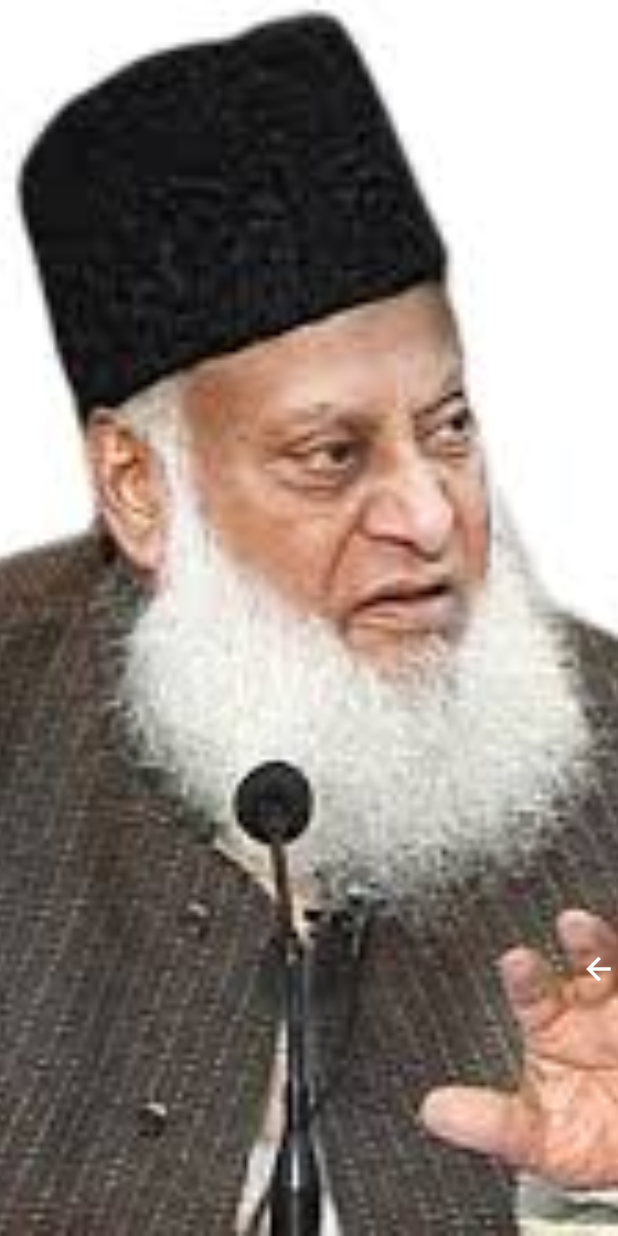
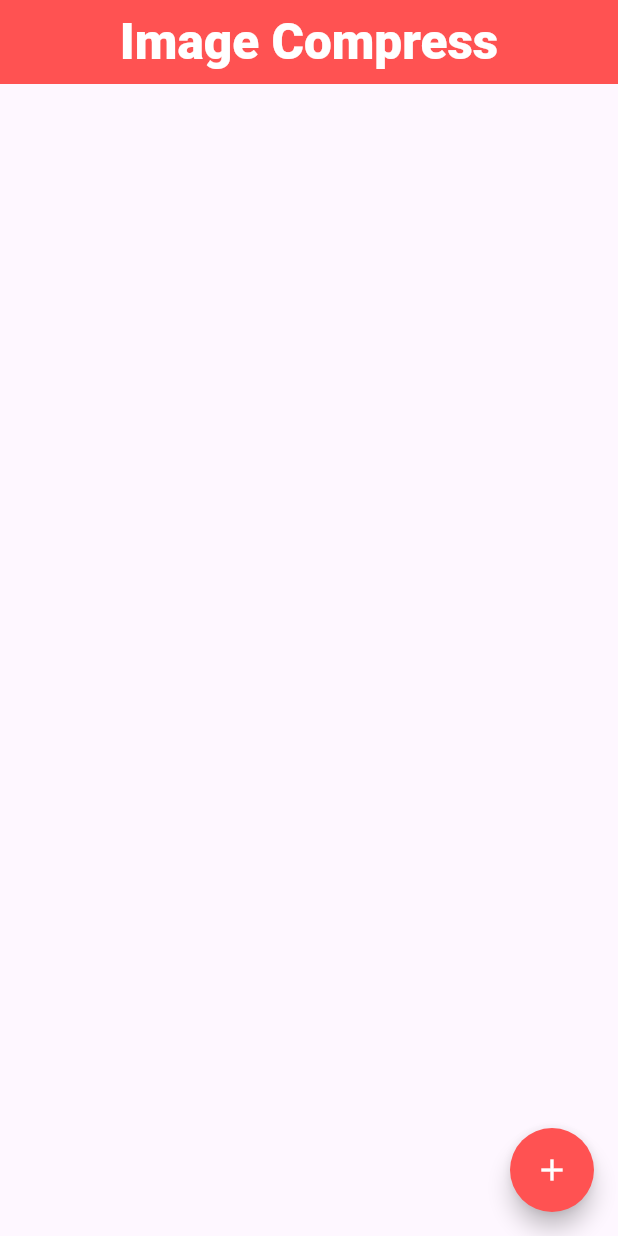
Before and after one commit to arbabhussain7/Flutter-_Widgets-, a Flutter app: the screen it shows after launch, on a phone screen of 412 x 824 dp. Run offline on Flutter 3.47's test engine with Material 3 defaults, Android fonts, the phone set to English and light mode, and no system bars; drawn by our look-alikes of liquid_swipe; our stand-ins replace connectivity_plus, flutter_image_compress, image_picker, shared_preferences; key blocks and very long unbroken strings in the code were emptied for the run.

Commit message:
Concept of Compress Image

```diff
--- /dev/null
+++ b/lib/compressImg/compress_img_widgets.dart
@@ -0,0 +1,90 @@
+import 'dart:io';
+
+import 'package:flutter/foundation.dart';
+import 'package:flutter/material.dart';
+
+import 'package:path_provider/path_provider.dart' as path_provider;
+import 'package:flutter_image_compress/flutter_image_compress.dart';
+import 'package:image_picker/image_picker.dart';
+
+class CompressImgWidgets extends StatefulWidget {
+  const CompressImgWidgets({super.key});
+
+  @override
+  State<CompressImgWidgets> createState() => _CompressImgWidgetsState();
+}
+
+class _CompressImgWidgetsState extends State<CompressImgWidgets> {
+  File? newImage;
+  XFile? image;
+
+  final picker = ImagePicker();
+
+  Future ImagePickerFromGallery() async {
+    image = (await picker.pickImage(source: ImageSource.gallery));
+    final bytes = await image!.readAsBytes();
+
+    final kb = bytes.length / 1024;
+    final mb = kb / 1024;
+
+    if (kDebugMode) {
+      print('Original Images Size: ' + mb.toString());
+    }
+    final dir = await path_provider.getTemporaryDirectory();
+
+    final targetPath = '${dir.absolute.path}/temp.jpg';
+    final result = await FlutterImageCompress.compressAndGetFile(
+        image!.path, targetPath,
+        minHeight: 1080, minWidth: 1080, quality: 50);
+
+    final data = await result!.readAsBytes();
+
+    final newKb = data.length / 1024;
+    final newMb = newKb / 1024;
+
+    if (kDebugMode) {
+      print('compress Image Size :' + newMb.toString());
+    }
+
+    newImage = File(result.path);
+
+    setState(() {});
+  }
+
+  @override
+  Widget build(BuildContext context) {
+    return Scaffold(
+      appBar: AppBar(
+        backgroundColor: Colors.redAccent,
+        title: const Text(
+          'Image Compress',
+          style: TextStyle(
+              color: Colors.white, fontSize: 33, fontWeight: FontWeight.w800),
+        ),
+        centerTitle: true,
+      ),
+      floatingActionButton: FloatingActionButton(
+        backgroundColor: Colors.redAccent,
+        onPressed: () {
+          ImagePickerFromGallery();
+        },
+        child: Icon(
+          Icons.add,
+          color: Colors.white,
+        ),
+        shape: CircleBorder(),
+      ),
+      body: Column(
+        children: [
+          if (image != null)
+            SizedBox(
+              child: Image.file(
+                (File(newImage!.path)),
+                fit: BoxFit.cover,
+              ),
+            )
+        ],
+      ),
+    );
+  }
+}
--- a/lib/main.dart
+++ b/lib/main.dart
@@ -1,5 +1,5 @@
 import 'package:flutter/material.dart';
-import 'package:shared_preference/liquidSwipe/liquid_swipe.dart';
+import 'package:shared_preference/compressImg/compress_img_widgets.dart';
 
 void main() {
   runApp(const MyApp());
@@ -11,12 +11,12 @@ class MyApp extends StatelessWidget {
   Widget build(BuildContext context) {
     return MaterialApp(
         debugShowCheckedModeBanner: false,
-        title: 'Flutter Demo',
+        title: 'Flutter Widgets',
         theme: ThemeData(
           appBarTheme: const AppBarTheme(color: Colors.lightBlueAccent),
           colorScheme: ColorScheme.fromSeed(seedColor: Colors.deepPurple),
           useMaterial3: true,
         ),
-        home: LiquidSwipeWidgets());
+        home: CompressImgWidgets());
   }
 }
--- a/pubspec.yaml
+++ b/pubspec.yaml
@@ -39,6 +39,9 @@ dependencies:
   connectivity_plus: ^6.1.3
   liquid_swipe: ^3.1.0
   get: ^4.7.2
+  image_picker: ^1.1.2
+  flutter_image_compress: ^2.4.0
+  path_provider: ^2.1.5
 
 dev_dependencies:
   flutter_test:
```
Also changed, not shown: pubspec.lock, 10 other files.
